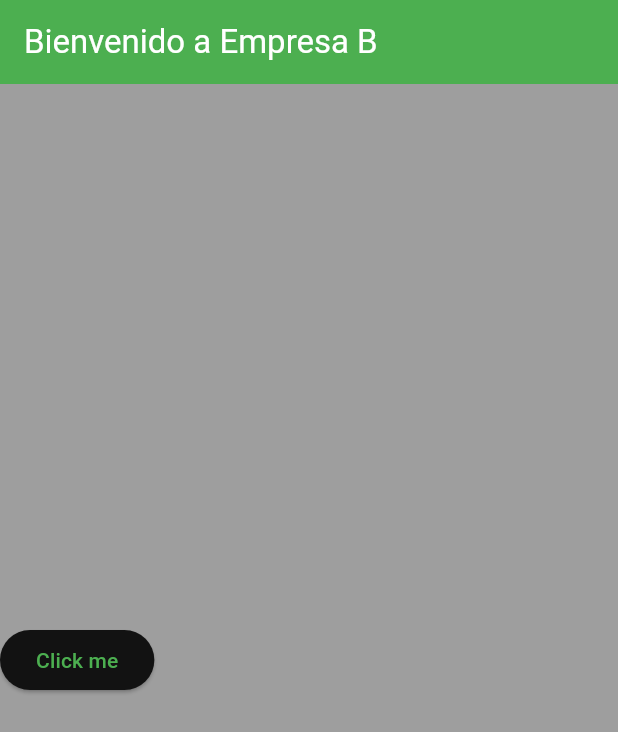
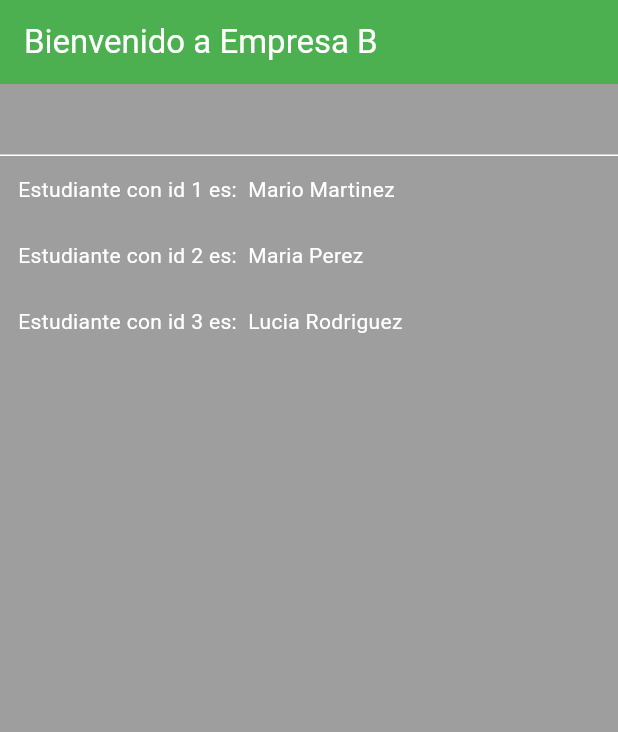
Before and after one commit to csandovalgt/bootcamp_lessons, a Flutter app: the screen it shows after launch, on a phone screen of 412 x 824 dp. Shown: the top 732 px of the screen. Run offline on Flutter 3.47's test engine with Material 3 defaults, Android fonts, the phone set to English and light mode, and no system bars; missing offline and left inert: calculator.

```diff
--- a/lib/ui/home_view.dart
+++ b/lib/ui/home_view.dart
@@ -5,6 +5,7 @@ import 'package:bootcamp_practices/ui/ui_utils.dart';
 import 'package:flutter/foundation.dart';
 import 'package:flutter/material.dart';
 import 'package:calculator/calculator.dart';
+import 'dart:math';
 
 class MyHomePage extends StatefulWidget {
   const MyHomePage({super.key, required this.title});
@@ -16,9 +17,22 @@ class MyHomePage extends StatefulWidget {
 
 class _MyHomePageState extends State<MyHomePage>
     with UtilsMixin, StringUtilsMixin {
+  late Random random;
+  late List<int> list;
+  late List<Estudiante> estudiantes;
+  String search = "";
+  Estudiante mario = Estudiante(name: "Mario", lastName: "Martinez", id: "abc");
+
   @override
   void initState() {
     super.initState();
+    list = [10, 20, 30, 40, 50, 60, 70, 80];
+    random = Random();
+    estudiantes = [
+      Estudiante(id: '1', name: 'Mario', lastName: 'Martinez'),
+      Estudiante(id: '2', name: 'Maria', lastName: 'Perez'),
+      Estudiante(id: '3', name: 'Lucia', lastName: 'Rodriguez')
+    ];
   }
 
   @override
@@ -32,14 +46,153 @@ class _MyHomePageState extends State<MyHomePage>
         mainAxisAlignment: MainAxisAlignment.center,
         crossAxisAlignment: CrossAxisAlignment.center,
         children: [
+          TextFormField(
+            onChanged: (String value) {
+              setState(() {
+                search = value;
+              });
+            },
+          ),
+          Expanded(
+            child: ListView.builder(
+                itemCount: estudiantes
+                    .where((Estudiante estudianteSearch) =>
+                        estudianteSearch.name.contains(search))
+                    .toList()
+                    .length,
+                itemBuilder: (context, index) {
+                  return Padding(
+                    padding: EdgeInsets.all(12),
+                    child: Text(estudiantes
+                        .where((Estudiante estudianteSearch) =>
+                            estudianteSearch.name.contains(search))
+                        .toList()[index]
+                        .toString()),
+                  );
+                }),
+          ),
+          /*Expanded(
+            child: ListView.builder(
+                itemCount: estudiantes.length,
+                itemBuilder: (context, index) {
+                  return Padding(
+                    padding: EdgeInsets.all(12),
+                    child: Text(estudiantes[index].toString()),
+                  );
+                }),
+          ),
           ElevatedButton(
             onPressed: () {
-              print(suma(3,3));
+              setState(() {
+                estudiantes.add(
+                    Estudiante(name: "Mario", lastName: "Martinez", id: "abc"));
+                estudiantes.add(Estudiante(
+                    name: "Carlos", lastName: "Sandoval", id: "12121X"));
+                estudiantes.add(mario);
+              });
+            },
+            child: Text("Agrega elemento"),
+          ),
+          ElevatedButton(
+            onPressed: () {
+              /*
+              /// agrega un nuevo elemento a la lista
+
+              for (var myNumber in list) {
+                print("El número es:  $myNumber");
+              }
+
+              for (int myValue in list) {
+                print("Nuevo formato y el valor es: $myValue");
+              }
+
+              /// length = longitud de la lista
+              for (int i = 0; i < list.length; i++) {
+                print("indice es:  $i");
+                print("formato clásico y el valor es: ${list[i]}");
+              }*/
+
+              /// list[indice] me retorna el valor en ese indice
+              /*print(list);
+
+              int myIndex = list.indexOf(31);
+              if (myIndex >= 0) {
+                print(list.elementAt(myIndex));
+              } else {
+                print("No existe el elemento");
+              }
+
+              try {
+                int myIndex = list.indexOf(31);
+                print(list.elementAt(myIndex));
+              } catch (e, stacktrace) {
+                print("No existe el elemento");
+              }*/
+
+              /*
+              for (Estudiante estudiante in estudiantes) {
+                print(estudiante.toString());
+              }
+
+              int index = estudiantes.indexOf(mario);
+              print("index is: $index");*/
+
+              /// crea una lista filtrada con los valores que cumplen la condición
+              List<Estudiante> filtered = estudiantes
+                  .where((Estudiante estudianteSearch) =>
+                      estudianteSearch.id == estudiante['id'])
+                  .toList();
+
+              Estudiante? nuevoEstudiante = filtered.firstOrNull;
+              if (nuevoEstudiante != null) {
+                print(nuevoEstudiante.toString());
+              } else {
+                print("estudiante no existe");
+              }
             },
             child: Text("Click me"),
           ),
+          Expanded(
+            child: ListView.builder(
+                itemCount: estudiantes
+                    .where((Estudiante estudianteSearch) =>
+                estudianteSearch.id == estudiante['id'])
+                    .toList().length,
+                itemBuilder: (context, index) {
+                  return Padding(
+                    padding: EdgeInsets.all(12),
+                    child: Text(estudiantes
+                        .where((Estudiante estudianteSearch) =>
+                    estudianteSearch.id == estudiante['id'])
+                        .toList()[index].toString()),
+                  );
+                }),
+          ),*/
         ],
       ),
     );
   }
+
+  Map estudiante = {
+    "name": "Mario",
+    "lastName": "Martinez",
+    "id": "abc",
+  };
 }
+
+class Estudiante {
+  final String id;
+  final String name;
+  final String lastName;
+
+  Estudiante({
+    required this.id,
+    required this.name,
+    required this.lastName,
+  });
+
+  @override
+  String toString() {
+    return "Estudiante con id $id es:  $name $lastName";
+  }
+}
--- a/pubspec.yaml
+++ b/pubspec.yaml
@@ -37,6 +37,7 @@ dependencies:
   # Use with the CupertinoIcons class for iOS style icons.
   cupertino_icons: ^1.0.2
   dio:
+  collection:
   json_annotation:
   calculator:
     git:
```
Also changed, not shown: pubspec.lock.
